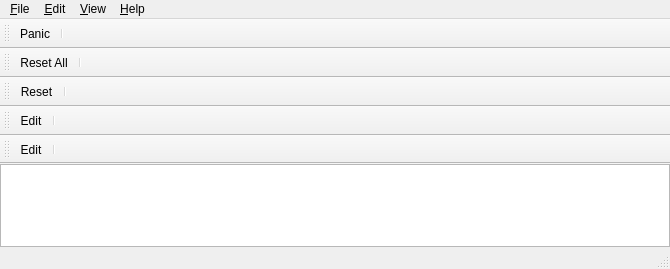
The window that trunk/src/vpiano.ui (svn2github/vmpk) describes before a commit, drawn with Qt 5.
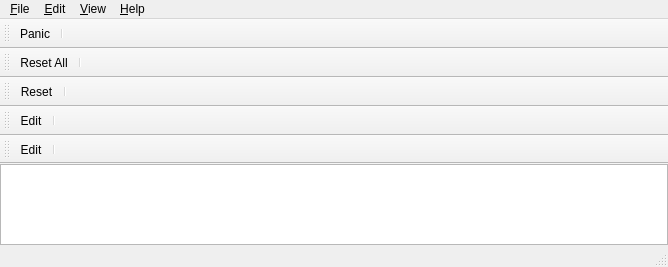
The same window after the commit. Custom widgets are drawn as their Qt base class.

Patch:
```diff
--- a/trunk/src/vpiano.ui
+++ b/trunk/src/vpiano.ui
@@ -6,8 +6,8 @@
    <rect>
     <x>0</x>
     <y>0</y>
-    <width>670</width>
-    <height>269</height>
+    <width>668</width>
+    <height>267</height>
    </rect>
   </property>
   <property name="windowTitle">
@@ -28,7 +28,7 @@
     <rect>
      <x>0</x>
      <y>0</y>
-     <width>670</width>
+     <width>668</width>
      <height>23</height>
     </rect>
    </property>
```
